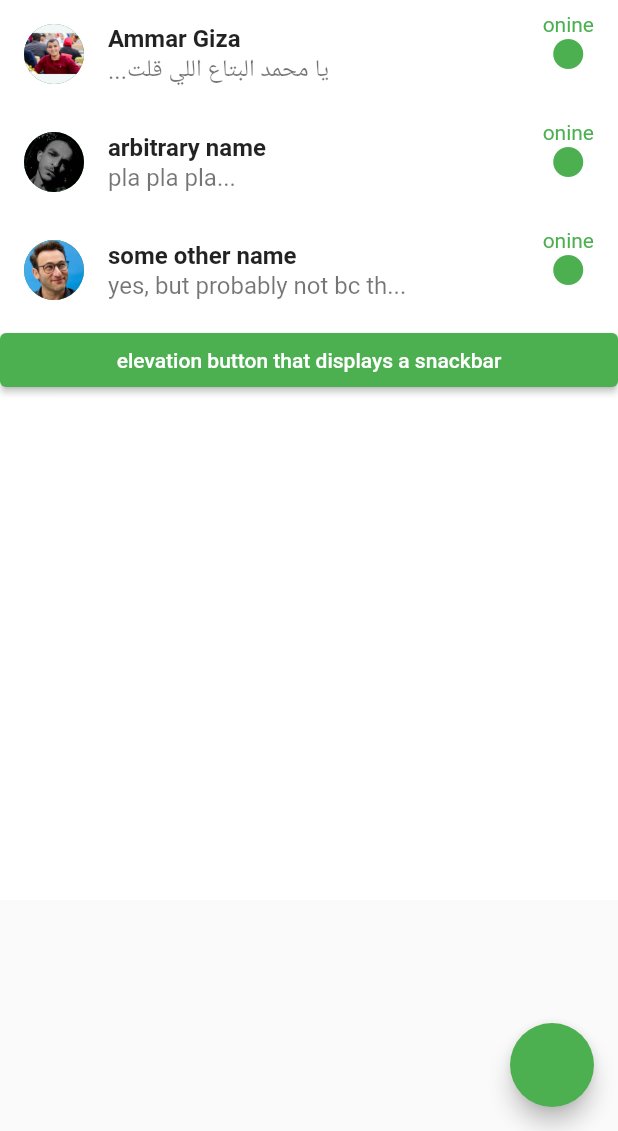
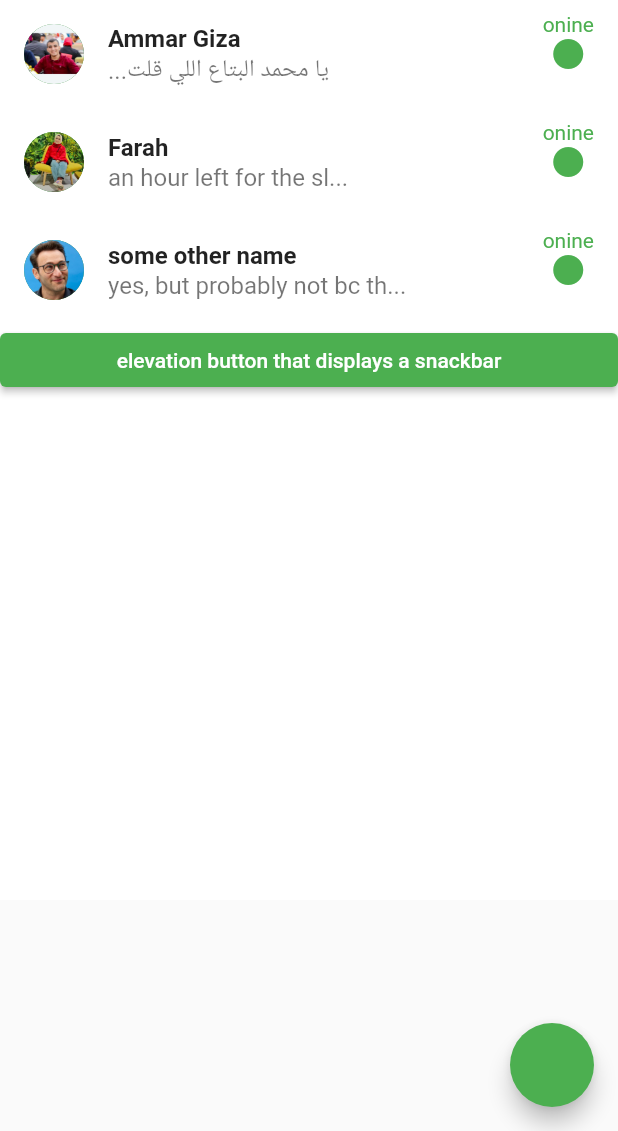
Before and after one commit to Mohamed-H-Essa/WhatsApp_clone, a Flutter app: the screen it shows after launch, on a phone screen of 412 x 824 dp, the part 105-1236 px from its top. Run offline on Flutter 3.47's test engine with Material 2 defaults, Android fonts, the phone set to English and light mode, and no system bars.

Commit message:
one more touch lol

```diff
--- a/lib/body.dart
+++ b/lib/body.dart
@@ -91,9 +91,9 @@ class _ChatsState extends State<Chats> {
             image: 'assets/ammar.png',
           ),
           Contact(
-            name: 'arbitrary name',
-            dummyText: 'pla pla pla...',
-            image: 'assets/mahmoud.png',
+            name: 'Farah',
+            dummyText: 'an hour left for the sl...',
+            image: 'assets/farah.png',
           ),
           Contact(
             name: 'some other name',
@@ -120,8 +120,12 @@ class _ChatsState extends State<Chats> {
 class Contact extends StatelessWidget {
   Contact({this.name, this.image, this.dummyText});
   final String name, image, dummyText;
+
+
   @override
   Widget build(BuildContext context) {
+
+
     return GestureDetector(
       onTap: () {
         Navigator.push(
```
Also changed, not shown: assets/farah.png (added), assets/john.png (deleted), assets/mahmoud.png (deleted).
